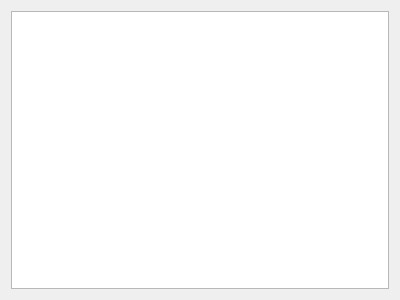
Before: the Qt Designer form src/ui/annotatorwidget.ui in KDE/mark, drawn with Qt 5.
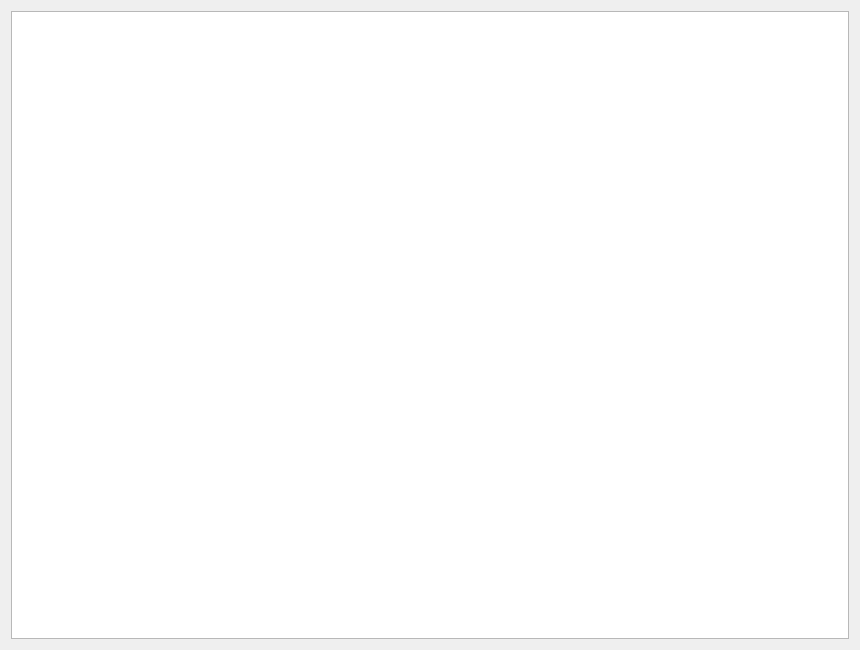
After: the same form once the commit is applied.

Commit message: WIP, not building, fixing data import and window behaviour

Diff of the .ui file:
```diff
--- a/src/ui/annotatorwidget.ui
+++ b/src/ui/annotatorwidget.ui
@@ -6,10 +6,16 @@
    <rect>
     <x>0</x>
     <y>0</y>
-    <width>400</width>
-    <height>300</height>
+    <width>860</width>
+    <height>650</height>
    </rect>
   </property>
+  <property name="minimumSize">
+   <size>
+    <width>860</width>
+    <height>650</height>
+   </size>
+  </property>
   <property name="windowTitle">
    <string>AnnotatorWidget</string>
   </property>
```
The commit also changes 6 other files.
